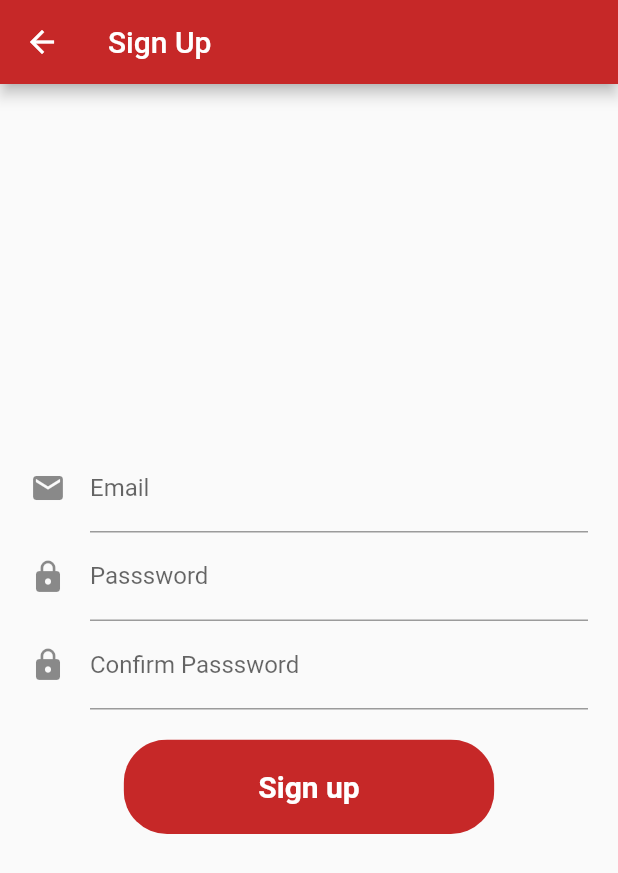
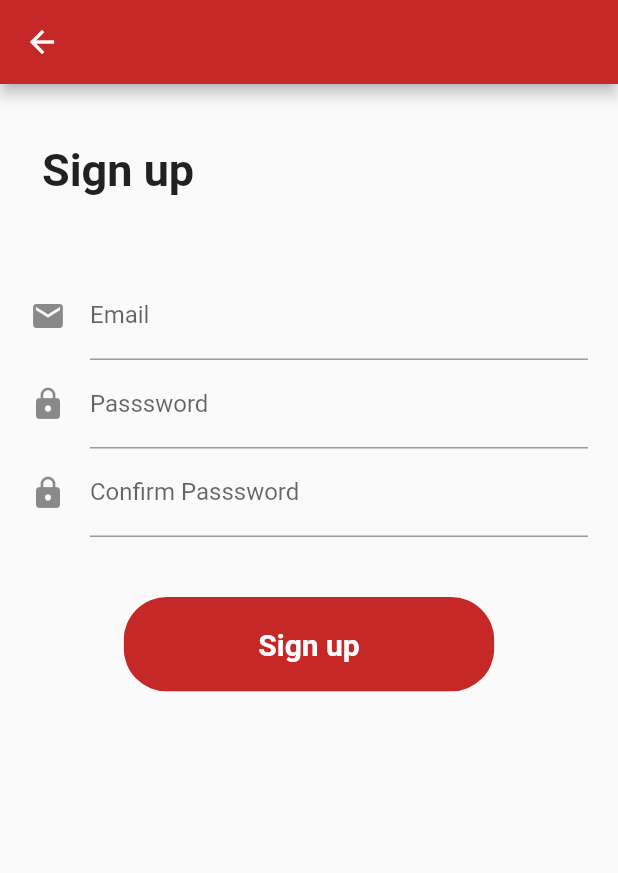
Before and after one commit to mustafaasif1/Lahu, a Flutter app: the screen it shows after launch, after a tap on "Sign up", on a phone screen of 412 x 824 dp. Shown: the top 873 px of the screen. Run offline on Flutter 3.47's test engine with Material 2 defaults, Android fonts, the phone set to English and light mode, and no system bars; our stand-ins replace cloud_firestore, expandable, firebase_auth, flutter_spinkit, google_sign_in; accounts and stored records are empty.

Commit message:
Almost completed

```diff
--- a/lib/Setup/signUp.dart
+++ b/lib/Setup/signUp.dart
@@ -24,15 +24,32 @@ class _SignUpPageState extends State<SignUpPage> {
         ? Loader()
         : Scaffold(
             appBar: AppBar(
-              title: Text('Sign Up'),
+              title: Text(''),
             ),
-            body: Form(
+            body: SingleChildScrollView(
+              child: Form(
                 key: _formKey,
                 child: Padding(
                   padding: const EdgeInsets.all(20.0),
                   child: Column(
                     mainAxisAlignment: MainAxisAlignment.center,
                     children: <Widget>[
+                      Align(
+                        alignment: Alignment.centerLeft,
+                        child: Container(
+                          child: Padding(
+                            padding: const EdgeInsets.fromLTRB(8, 20, 8, 10),
+                            child: Text(
+                              'Sign up ',
+                              style: TextStyle(
+                                fontSize: 30,
+                                fontWeight: FontWeight.bold,
+                              ),
+                            ),
+                          ),
+                        ),
+                      ),
+                      SizedBox(height: 40.0),
                       TextFormField(
                         validator: (input) {
                           if (input.isEmpty) {
@@ -83,7 +100,7 @@ class _SignUpPageState extends State<SignUpPage> {
                         ),
                         obscureText: true,
                       ),
-                    SizedBox(height: 20.0),
+                      SizedBox(height: 40.0),
                       // RaisedButton(
                       //   onPressed: () async {
                       //     if (_formKey.currentState.validate()) {
@@ -144,6 +161,7 @@ class _SignUpPageState extends State<SignUpPage> {
                   ),
                 ),
               ),
+            ),
           );
   }
 
--- a/lib/Setup/welcome.dart
+++ b/lib/Setup/welcome.dart
@@ -14,7 +14,8 @@ class _WelcomePageState extends State<WelcomePage> {
 
     return Scaffold(
         appBar: AppBar(title: Text('')),
-        body: Center(
+        body: SingleChildScrollView(
+                  child: Center(
             child: Column(
               mainAxisAlignment: MainAxisAlignment.center,
               children: <Widget>[
@@ -122,7 +123,9 @@ class _WelcomePageState extends State<WelcomePage> {
                     ),
                   ),
                 ),
-
+ SizedBox(
+                  height: 20,
+                ),
                 // RaisedButton(
                 //   onPressed: navigateToSignIn,
                 //   child: Text('Sign in'),
@@ -137,6 +140,7 @@ class _WelcomePageState extends State<WelcomePage> {
                 // )
               ],
             ),
+          ),
         ));
   }
 
--- a/lib/main.dart
+++ b/lib/main.dart
@@ -4,8 +4,11 @@ import 'package:lahu/Services/auth.dart';
 import 'package:lahu/wrapper.dart';
 import 'package:provider/provider.dart';
 import 'package:lahu/Models/user.dart';
+import 'package:flutter/services.dart';
 
-void main() => runApp(MyApp());
+void main() {
+  runApp(MyApp());
+}
 
 class MyApp extends StatelessWidget {
   final ThemeData theme = ThemeData(
@@ -14,6 +17,10 @@ class MyApp extends StatelessWidget {
 
   @override
   Widget build(BuildContext context) {
+    SystemChrome.setPreferredOrientations([
+      DeviceOrientation.portraitUp,
+    ]);
+
     return StreamProvider<User>.value(
       value: AuthService().user,
       child: MaterialApp(
--- a/pubspec.yaml
+++ b/pubspec.yaml
@@ -24,6 +24,7 @@ dependencies:
   flutter_spinkit: "^4.1.2"
   cloud_firestore: ^0.13.6
   google_sign_in: ^4.5.1
+  expandable: ^4.1.4
 
   # The following adds the Cupertino Icons font to your application.
   # Use with the CupertinoIcons class for iOS style icons.
```
Also changed, not shown: lib/Pages/all_recovered.dart (added, +52 -0 lines), lib/Pages/ask_data.dart (+52 -11 lines), lib/Pages/filter_page.dart (+34 -10 lines), lib/Pages/home.dart (+2 -26 lines), lib/Setup/signIn.dart (+25 -22 lines), pubspec.lock. Lines whose indentation alone changed are shown as unchanged.
